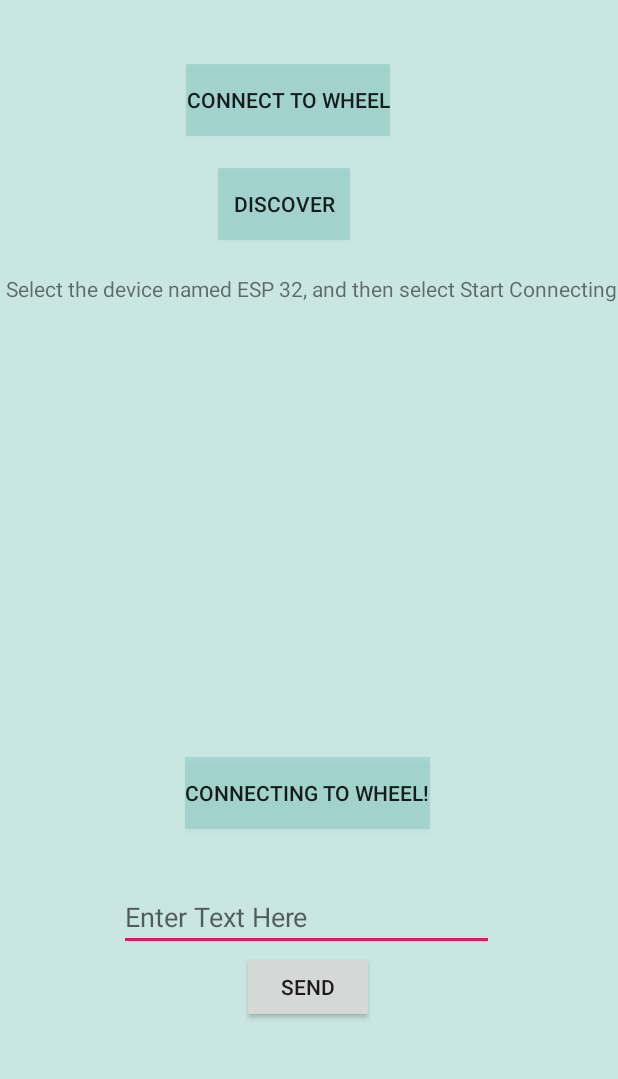
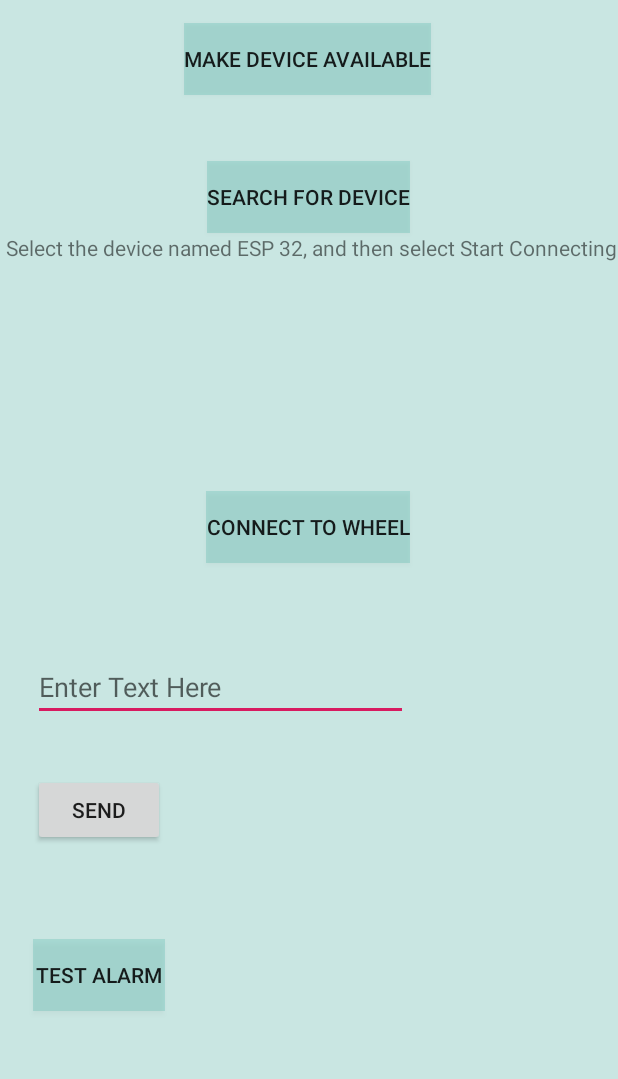
Before and after one commit to NoelleTemple/SDApplication, an Android app: the ConnectToWheel screen opened directly, with no data from a screen before it, on a phone screen of 412 x 824 dp, the part 132-1211 px from its top. Run offline under Robolectric (Android 15) with nearby library versions, the phone set to English and light mode, and no system bars; 3 statements that could not run were skipped.

Commit message:
Algorithm Connects to Input Stream now. Input Stream can be seen on screen now. Alarm Attached to Decision.

```diff
--- a/app/src/main/java/com/example/myapplication/BluetoothConnectionService.java
+++ b/app/src/main/java/com/example/myapplication/BluetoothConnectionService.java
@@ -35,6 +35,7 @@ public class BluetoothConnectionService {
     ProgressDialog mProgressDialog;
 
     private ConnectedThread mConnectedThread;
+    String incomingMessage;
 
     public BluetoothConnectionService(Context context) {
         mContext = context;
@@ -216,6 +217,7 @@ public class BluetoothConnectionService {
         private final InputStream mmInStream;
         private final OutputStream mmOutStream;
 
+
         public ConnectedThread(BluetoothSocket socket) {
             Log.d(TAG, "ConnectedThread: Starting.");
 
@@ -252,7 +254,7 @@ public class BluetoothConnectionService {
                 // Read from the InputStream
                 try {
                     bytes = mmInStream.read(buffer);
-                    String incomingMessage = new String(buffer, 0, bytes);
+                    incomingMessage = new String(buffer, 0, bytes);
                     /************/
                     Log.d(TAG, "InputStream: " + incomingMessage);
 
--- a/app/src/main/res/layout/activity_connect_to_wheel.xml
+++ b/app/src/main/res/layout/activity_connect_to_wheel.xml
@@ -8,63 +8,75 @@
     tools:context=".ConnectToWheel">
 
     <Button
+        android:id="@+id/alarm_button2"
+        android:layout_width="wrap_content"
+        android:layout_height="wrap_content"
+        android:background="#2C009688"
+        android:text="@string/alarm_button"
+        app:layout_constraintBottom_toBottomOf="parent"
+        app:layout_constraintEnd_toEndOf="@+id/btnSend"
+        app:layout_constraintStart_toStartOf="@+id/text_drive"
+        app:layout_constraintTop_toBottomOf="@+id/btnSend" />
+
+    <Button
         android:id="@+id/discoverbtn"
         android:layout_width="wrap_content"
         android:layout_height="wrap_content"
+        android:layout_marginTop="28dp"
         android:background="#2C009688"
-        android:text="discover"
-        app:layout_constraintBottom_toTopOf="@+id/lvNewDevices"
+        android:text="@string/find_devices"
+        app:layout_constraintBottom_toTopOf="@+id/select_instructions"
         app:layout_constraintEnd_toEndOf="parent"
-        app:layout_constraintHorizontal_bias="0.449"
+        app:layout_constraintHorizontal_bias="0.498"
         app:layout_constraintStart_toStartOf="parent"
-        app:layout_constraintTop_toTopOf="parent"
-        app:layout_constraintVertical_bias="0.744" />
+        app:layout_constraintTop_toBottomOf="@+id/connectingbtn"
+        app:layout_constraintVertical_bias="1.0" />
 
     <Button
         android:id="@+id/btnSend"
         android:layout_width="wrap_content"
         android:layout_height="wrap_content"
+        android:layout_marginBottom="172dp"
         android:layout_toRightOf="@+id/editText"
         android:text="SEND"
+        app:layout_constraintBottom_toBottomOf="parent"
         app:layout_constraintEnd_toEndOf="parent"
-        app:layout_constraintHorizontal_bias="0.498"
-        app:layout_constraintStart_toStartOf="parent"
-        app:layout_constraintTop_toBottomOf="@+id/editText" />
+        app:layout_constraintHorizontal_bias="0.068"
+        app:layout_constraintStart_toStartOf="parent" />
 
     <Button
         android:id="@+id/start_connection_btn"
         android:layout_width="wrap_content"
         android:layout_height="wrap_content"
         android:background="#2C009688"
-        android:text="@string/connecting_text"
-        app:layout_constraintBottom_toBottomOf="parent"
+        android:text="@string/connect"
         app:layout_constraintEnd_toEndOf="parent"
         app:layout_constraintHorizontal_bias="0.497"
         app:layout_constraintStart_toStartOf="parent"
-        app:layout_constraintTop_toBottomOf="@+id/lvNewDevices"
-        app:layout_constraintVertical_bias="0.141" />
+        app:layout_constraintTop_toBottomOf="@+id/lvNewDevices" />
 
     <EditText
         android:id="@+id/editText"
         android:layout_width="250dp"
         android:layout_height="wrap_content"
-        android:layout_marginTop="36dp"
         android:hint="Enter Text Here"
+        app:layout_constraintBottom_toTopOf="@+id/btnSend"
         app:layout_constraintEnd_toEndOf="parent"
-        app:layout_constraintHorizontal_bias="0.49"
+        app:layout_constraintHorizontal_bias="0.136"
         app:layout_constraintStart_toStartOf="parent"
-        app:layout_constraintTop_toBottomOf="@+id/start_connection_btn" />
+        app:layout_constraintTop_toBottomOf="@+id/start_connection_btn"
+        app:layout_constraintVertical_bias="0.627" />
 
     <ListView
         android:id="@+id/lvNewDevices"
-        android:layout_width="412dp"
-        android:layout_height="265dp"
+        android:layout_width="411dp"
+        android:layout_height="145dp"
         app:layout_constraintBottom_toBottomOf="parent"
         app:layout_constraintEnd_toEndOf="parent"
-        app:layout_constraintHorizontal_bias="0.0"
+        app:layout_constraintHorizontal_bias="1.0"
         app:layout_constraintStart_toStartOf="parent"
         app:layout_constraintTop_toTopOf="parent"
-        app:layout_constraintVertical_bias="0.48" />
+        app:layout_constraintVertical_bias="0.344" />
 
     <ImageButton
         android:id="@+id/home_button3"
@@ -81,13 +93,13 @@
         android:layout_width="wrap_content"
         android:layout_height="wrap_content"
         android:background="#2C009688"
-        android:text="@string/connect"
+        android:text="@string/self_discover"
         app:layout_constraintBottom_toTopOf="@+id/lvNewDevices"
         app:layout_constraintEnd_toEndOf="parent"
-        app:layout_constraintHorizontal_bias="0.449"
+        app:layout_constraintHorizontal_bias="0.497"
         app:layout_constraintStart_toStartOf="parent"
         app:layout_constraintTop_toTopOf="parent"
-        app:layout_constraintVertical_bias="0.386" />
+        app:layout_constraintVertical_bias="0.285" />
 
     <TextView
         android:id="@+id/select_instructions"
@@ -103,4 +115,13 @@
         app:layout_constraintTop_toBottomOf="@+id/connectingbtn"
         app:layout_constraintVertical_bias="1.0" />
 
+    <TextView
+        android:id="@+id/Input_Stream"
+        android:layout_width="wrap_content"
+        android:layout_height="wrap_content"
+        app:layout_constraintBottom_toBottomOf="@+id/btnSend"
+        app:layout_constraintEnd_toEndOf="parent"
+        app:layout_constraintStart_toEndOf="@+id/btnSend"
+        app:layout_constraintTop_toBottomOf="@+id/editText" />
+
 </androidx.constraintlayout.widget.ConstraintLayout>
--- a/app/src/main/res/values/strings.xml
+++ b/app/src/main/res/values/strings.xml
@@ -20,4 +20,7 @@
     <string name="alarm_button">Test Alarm</string>
     <string name="connect">Connect to Wheel</string>
     <string name="select_instructions">Select the device named ESP 32, and then select Start Connecting</string>
+    <string name="start">Start</string>
+    <string name="self_discover">Make Device Available</string>
+    <string name="find_devices">Search for Device</string>
 </resources>
```
Also changed, not shown: app/src/main/java/com/example/myapplication/Algorithm.java (added, +35 -0 lines), app/src/main/java/com/example/myapplication/ConnectToWheel.java (+44 -0 lines), app/src/main/res/layout/activity_main.xml (+9 -31 lines).
